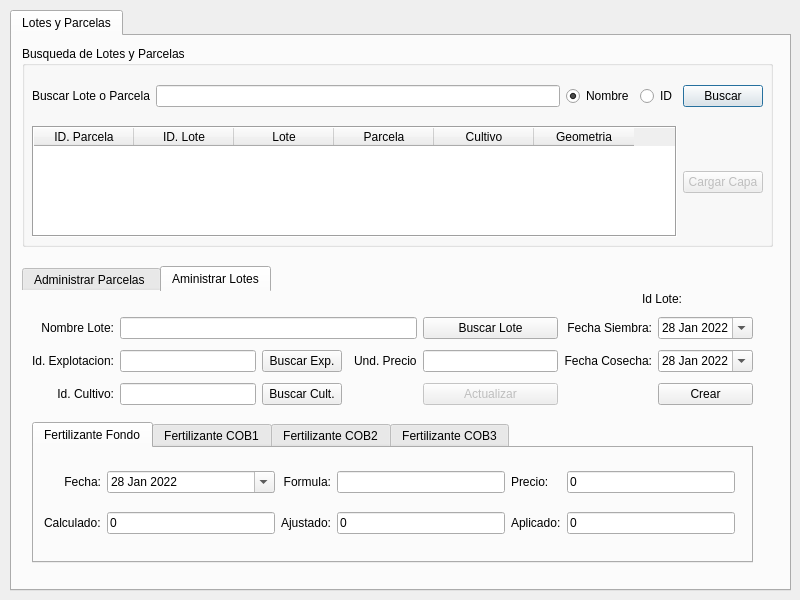
Above: ui/agrae_main.ui from franciscocontreras93/agrae before the change. Below: the same form after it.
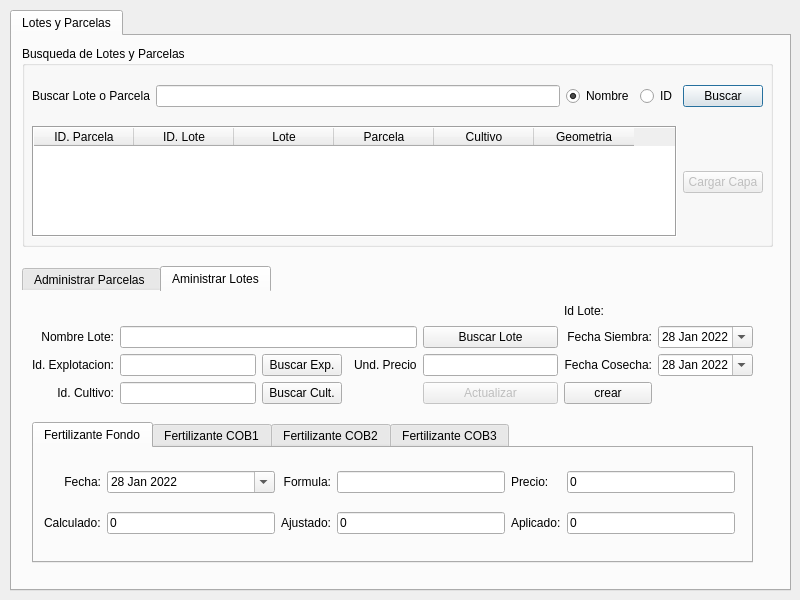
That is the form after the change.

Commit message: anadida funcion crear lote

What changed in the file:
```diff
--- a/ui/agrae_main.ui
+++ b/ui/agrae_main.ui
@@ -531,32 +531,49 @@
        <property name="geometry">
         <rect>
          <x>10</x>
-         <y>20</y>
+         <y>10</y>
          <width>721</width>
-         <height>101</height>
+         <height>102</height>
         </rect>
        </property>
-       <layout class="QGridLayout" name="gridLayout_2" columnstretch="0,0,0,0,0,0,0,0,0,0,0">
+       <layout class="QGridLayout" name="gridLayout_2" columnstretch="0,0,0,0,0,0,0,0,0">
         <property name="sizeConstraint">
          <enum>QLayout::SetDefaultConstraint</enum>
         </property>
-        <item row="0" column="1" colspan="4">
+        <item row="1" column="1" colspan="4">
          <widget class="QLineEdit" name="line_lote_nombre"/>
         </item>
-        <item row="2" column="1">
+        <item row="1" column="5">
+         <widget class="QPushButton" name="btn_buscar_lote">
+          <property name="text">
+           <string>Buscar Lote</string>
+          </property>
+         </widget>
+        </item>
+        <item row="2" column="5">
+         <widget class="QLineEdit" name="lineEdit"/>
+        </item>
+        <item row="2" column="4">
+         <widget class="QLabel" name="label_40">
+          <property name="text">
+           <string>Und. Precio</string>
+          </property>
+         </widget>
+        </item>
+        <item row="3" column="6">
+         <widget class="QPushButton" name="btn_crear_lote">
+          <property name="text">
+           <string>crear</string>
+          </property>
+         </widget>
+        </item>
+        <item row="3" column="1">
          <widget class="QLineEdit" name="line_lote_idcultivo"/>
         </item>
-        <item row="1" column="1">
+        <item row="2" column="1">
          <widget class="QLineEdit" name="line_lote_idexp"/>
         </item>
-        <item row="2" column="7" colspan="4">
-         <widget class="QPushButton" name="btn_lote_create">
-          <property name="text">
-           <string>Crear</string>
-          </property>
-         </widget>
-        </item>
-        <item row="2" column="0">
+        <item row="3" column="0">
          <widget class="QLabel" name="label_3">
           <property name="layoutDirection">
            <enum>Qt::LeftToRight</enum>
@@ -569,14 +586,14 @@
           </property>
          </widget>
         </item>
-        <item row="2" column="2">
+        <item row="3" column="2">
          <widget class="QPushButton" name="btn_buscar_cult">
           <property name="text">
            <string>Buscar Cult.</string>
           </property>
          </widget>
         </item>
-        <item row="0" column="0">
+        <item row="1" column="0">
          <widget class="QLabel" name="label_4">
           <property name="layoutDirection">
            <enum>Qt::LeftToRight</enum>
@@ -589,7 +606,7 @@
           </property>
          </widget>
         </item>
-        <item row="0" column="6">
+        <item row="1" column="6">
          <widget class="QLabel" name="label_5">
           <property name="layoutDirection">
            <enum>Qt::LeftToRight</enum>
@@ -602,7 +619,7 @@
           </property>
          </widget>
         </item>
-        <item row="1" column="0">
+        <item row="2" column="0">
          <widget class="QLabel" name="label_2">
           <property name="layoutDirection">
            <enum>Qt::LeftToRight</enum>
@@ -615,7 +632,7 @@
           </property>
          </widget>
         </item>
-        <item row="1" column="6">
+        <item row="2" column="6">
          <widget class="QLabel" name="label_6">
           <property name="layoutDirection">
            <enum>Qt::LeftToRight</enum>
@@ -628,7 +645,7 @@
           </property>
          </widget>
         </item>
-        <item row="1" column="7" colspan="4">
+        <item row="2" column="7" colspan="2">
          <widget class="QDateEdit" name="lote_dateCosecha">
           <property name="dateTime">
            <datetime>
@@ -655,7 +672,7 @@
           </property>
          </widget>
         </item>
-        <item row="0" column="7" colspan="4">
+        <item row="1" column="7" colspan="2">
          <widget class="QDateEdit" name="lote_dateSiembra">
           <property name="dateTime">
            <datetime>
@@ -682,31 +699,14 @@
           </property>
          </widget>
         </item>
-        <item row="1" column="2">
+        <item row="2" column="2">
          <widget class="QPushButton" name="btn_buscar_exp">
           <property name="text">
            <string>Buscar Exp.</string>
           </property>
          </widget>
         </item>
-        <item row="0" column="5">
-         <widget class="QPushButton" name="btn_buscar_lote">
-          <property name="text">
-           <string>Buscar Lote</string>
-          </property>
-         </widget>
-        </item>
-        <item row="1" column="5">
-         <widget class="QLineEdit" name="lineEdit"/>
-        </item>
-        <item row="1" column="4">
-         <widget class="QLabel" name="label_40">
-          <property name="text">
-           <string>Und. Precio</string>
-          </property>
-         </widget>
-        </item>
-        <item row="2" column="5">
+        <item row="3" column="5">
          <widget class="QPushButton" name="btn_lote_update">
           <property name="enabled">
            <bool>false</bool>
@@ -716,6 +716,26 @@
           </property>
          </widget>
         </item>
+        <item row="0" column="7">
+         <widget class="QLabel" name="lbl_id_lote">
+          <property name="font">
+           <font>
+            <weight>50</weight>
+            <bold>false</bold>
+           </font>
+          </property>
+          <property name="text">
+           <string/>
+          </property>
+         </widget>
+        </item>
+        <item row="0" column="6">
+         <widget class="QLabel" name="label_39">
+          <property name="text">
+           <string>Id Lote:</string>
+          </property>
+         </widget>
+        </item>
        </layout>
       </widget>
       <widget class="QTabWidget" name="tabWidget_3">
@@ -1271,38 +1291,6 @@
         </widget>
        </widget>
       </widget>
-      <widget class="QLabel" name="lbl_id_lote">
-       <property name="geometry">
-        <rect>
-         <x>680</x>
-         <y>0</y>
-         <width>47</width>
-         <height>20</height>
-        </rect>
-       </property>
-       <property name="font">
-        <font>
-         <weight>50</weight>
-         <bold>false</bold>
-        </font>
-       </property>
-       <property name="text">
-        <string/>
-       </property>
-      </widget>
-      <widget class="QLabel" name="label_39">
-       <property name="geometry">
-        <rect>
-         <x>620</x>
-         <y>0</y>
-         <width>47</width>
-         <height>13</height>
-        </rect>
-       </property>
-       <property name="text">
-        <string>Id Lote:</string>
-       </property>
-      </widget>
      </widget>
     </widget>
    </widget>
```
Left out of the diff: 6 changed lines with no effect on the pictures. The commit also changes 5 other files.
